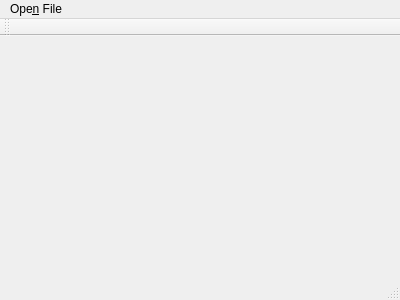
First picture: the form in src/mainwindow.ui, repository koval4/aChecker, before the edit.
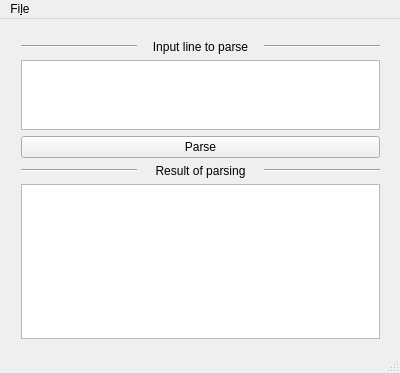
Second picture: the form after the edit.

```diff
--- a/src/mainwindow.ui
+++ b/src/mainwindow.ui
@@ -7,13 +7,110 @@
     <x>0</x>
     <y>0</y>
     <width>400</width>
-    <height>300</height>
+    <height>373</height>
    </rect>
   </property>
+  <property name="sizePolicy">
+   <sizepolicy hsizetype="Expanding" vsizetype="Expanding">
+    <horstretch>0</horstretch>
+    <verstretch>0</verstretch>
+   </sizepolicy>
+  </property>
   <property name="windowTitle">
    <string>MainWindow</string>
   </property>
-  <widget class="QWidget" name="centralWidget"/>
+  <widget class="QWidget" name="centralWidget">
+   <widget class="QWidget" name="">
+    <property name="geometry">
+     <rect>
+      <x>10</x>
+      <y>10</y>
+      <width>381</width>
+      <height>321</height>
+     </rect>
+    </property>
+    <layout class="QVBoxLayout" name="verticalLayout" stretch="1,1,1,1,10">
+     <item>
+      <layout class="QHBoxLayout" name="horizontalLayout_2">
+       <item>
+        <widget class="Line" name="line_3">
+         <property name="orientation">
+          <enum>Qt::Horizontal</enum>
+         </property>
+        </widget>
+       </item>
+       <item>
+        <widget class="QLabel" name="input_lbl">
+         <property name="text">
+          <string>Input line to parse</string>
+         </property>
+         <property name="alignment">
+          <set>Qt::AlignCenter</set>
+         </property>
+        </widget>
+       </item>
+       <item>
+        <widget class="Line" name="line_4">
+         <property name="orientation">
+          <enum>Qt::Horizontal</enum>
+         </property>
+        </widget>
+       </item>
+      </layout>
+     </item>
+     <item>
+      <widget class="QPlainTextEdit" name="input_edit"/>
+     </item>
+     <item>
+      <widget class="QPushButton" name="parse_btn">
+       <property name="text">
+        <string>Parse</string>
+       </property>
+      </widget>
+     </item>
+     <item>
+      <layout class="QHBoxLayout" name="horizontalLayout">
+       <item>
+        <widget class="Line" name="line">
+         <property name="orientation">
+          <enum>Qt::Horizontal</enum>
+         </property>
+        </widget>
+       </item>
+       <item>
+        <widget class="QLabel" name="output_lbl">
+         <property name="text">
+          <string>Result of parsing</string>
+         </property>
+         <property name="alignment">
+          <set>Qt::AlignCenter</set>
+         </property>
+        </widget>
+       </item>
+       <item>
+        <widget class="Line" name="line_2">
+         <property name="orientation">
+          <enum>Qt::Horizontal</enum>
+         </property>
+        </widget>
+       </item>
+      </layout>
+     </item>
+     <item>
+      <widget class="QTextBrowser" name="output_tb"/>
+     </item>
+    </layout>
+   </widget>
+   <zorder>line</zorder>
+   <zorder>output_tb</zorder>
+   <zorder>input_edit</zorder>
+   <zorder>input_lbl</zorder>
+   <zorder>parse_btn</zorder>
+   <zorder>output_lbl</zorder>
+   <zorder>line_2</zorder>
+   <zorder>line_3</zorder>
+   <zorder>line_4</zorder>
+  </widget>
   <widget class="QMenuBar" name="menuBar">
    <property name="geometry">
     <rect>
@@ -25,19 +122,11 @@
    </property>
    <widget class="QMenu" name="menuOpen_File">
     <property name="title">
-     <string>Ope&amp;n File</string>
+     <string>Fi&amp;le</string>
     </property>
    </widget>
    <addaction name="menuOpen_File"/>
   </widget>
-  <widget class="QToolBar" name="mainToolBar">
-   <attribute name="toolBarArea">
-    <enum>TopToolBarArea</enum>
-   </attribute>
-   <attribute name="toolBarBreak">
-    <bool>false</bool>
-   </attribute>
-  </widget>
   <widget class="QStatusBar" name="statusBar"/>
  </widget>
  <layoutdefault spacing="6" margin="11"/>
```
Left out of the diff: 11 changed lines with no effect on the pictures.
